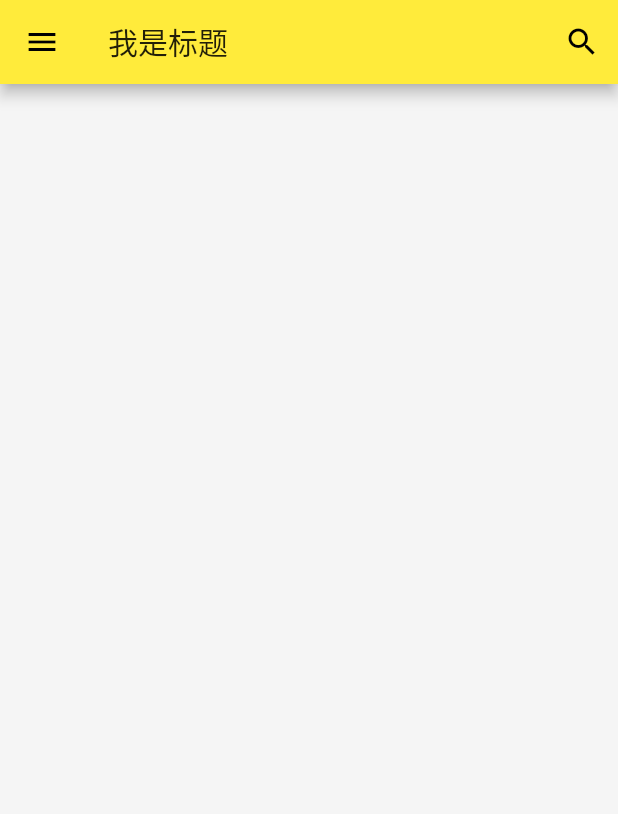
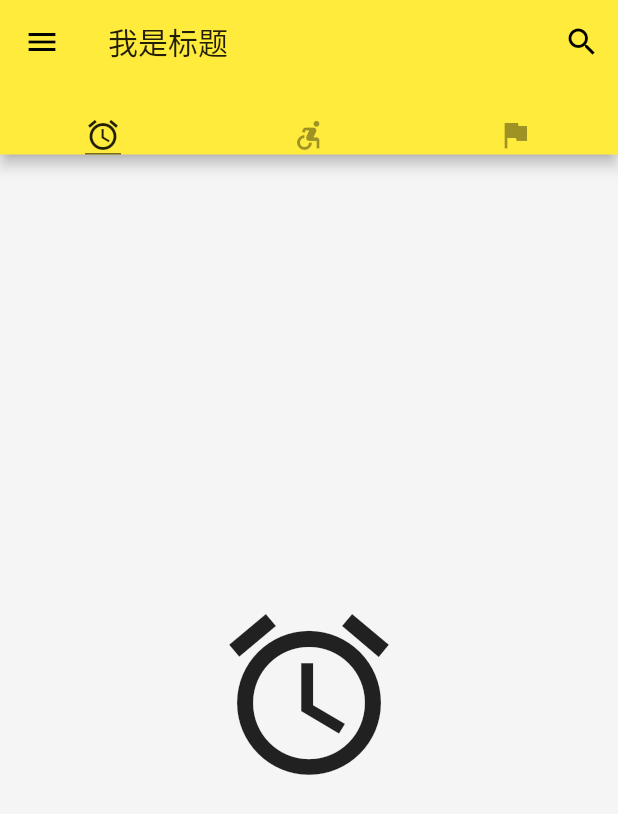
Before and after one commit to geekdmm0xff/Hello-Flutter, a Flutter app: the screen it shows after launch, on a phone screen of 412 x 824 dp. Shown: the top 814 px of the screen. Run offline on Flutter 3.47's test engine with Material 2 defaults, Android fonts, the phone set to English and light mode, and no system bars.

Commit message:
添加 tb

```diff
--- a/lib/main.dart
+++ b/lib/main.dart
@@ -16,7 +16,9 @@ class App extends StatelessWidget {
 class Home extends StatelessWidget {
   @override
   Widget build(BuildContext context) {
-    return Scaffold(
+    return DefaultTabController(
+      length: 3,
+      child: Scaffold(
           backgroundColor: Colors.grey[100],
           appBar: AppBar(
             title: Text('我是标题'),
@@ -32,7 +34,38 @@ class Home extends StatelessWidget {
                 onPressed: () => debugPrint('search'),
               )
             ],
+            bottom: TabBar(
+              unselectedLabelColor: Colors.black38,
+              indicatorColor: Colors.black54,
+              indicatorSize: TabBarIndicatorSize.label,
+              indicatorWeight: 1.0,
+              tabs: <Widget>[
+                Icon(
+                  Icons.access_alarm,
                 ),
-        body: null);
+                Icon(
+                  Icons.accessible_forward,
+                ),
+                Icon(
+                  Icons.assistant_photo,
+                ),
+              ],
+            ),
+          ),
+          body: TabBarView(children: <Widget>[
+            Icon(
+              Icons.access_alarm,
+              size: 128.0,
+            ),
+            Icon(
+              Icons.accessible_forward,
+              size: 128.0,
+            ),
+            Icon(
+              Icons.assistant_photo,
+              size: 128.0,
+            ),
+          ],)),
+    );
   }
 }
```
Lines whose indentation alone changed are shown as unchanged.
